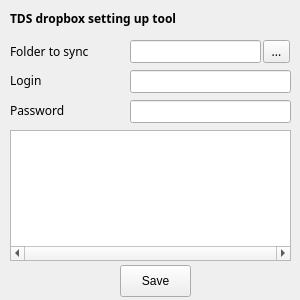
This is letssync.ui in RomiC/rsync-gui as Qt 5 draws it before an edit. The edited form follows.
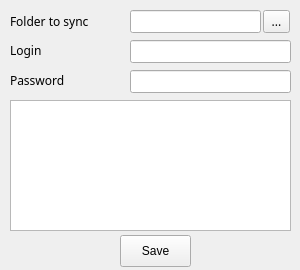
This is the edited form.

Commit message: Rename GUI items; Added validation; Added shell-script calling.

```diff
--- a/letssync.ui
+++ b/letssync.ui
@@ -7,7 +7,7 @@
     <x>0</x>
     <y>0</y>
     <width>300</width>
-    <height>300</height>
+    <height>270</height>
    </rect>
   </property>
   <property name="font">
@@ -23,7 +23,7 @@
     <property name="geometry">
      <rect>
       <x>120</x>
-      <y>265</y>
+      <y>235</y>
       <width>71</width>
       <height>32</height>
      </rect>
@@ -41,7 +41,7 @@
     <property name="geometry">
      <rect>
       <x>130</x>
-      <y>40</y>
+      <y>10</y>
       <width>131</width>
       <height>23</height>
      </rect>
@@ -51,7 +51,7 @@
     <property name="geometry">
      <rect>
       <x>263</x>
-      <y>40</y>
+      <y>10</y>
       <width>27</width>
       <height>23</height>
      </rect>
@@ -73,26 +73,7 @@
     <property name="geometry">
      <rect>
       <x>10</x>
-      <y>10</y>
-      <width>211</width>
-      <height>16</height>
-     </rect>
-    </property>
-    <property name="font">
-     <font>
-      <weight>75</weight>
-      <bold>true</bold>
-     </font>
-    </property>
-    <property name="text">
-     <string>TDS dropbox setting up tool</string>
-    </property>
-   </widget>
-   <widget class="QLabel" name="label_2">
-    <property name="geometry">
-     <rect>
-      <x>10</x>
-      <y>43</y>
+      <y>13</y>
       <width>101</width>
       <height>16</height>
      </rect>
@@ -101,7 +82,17 @@
      <string>Folder to sync</string>
     </property>
    </widget>
-   <widget class="QLineEdit" name="lineEdit_2">
+   <widget class="QLineEdit" name="inputLogin">
+    <property name="geometry">
+     <rect>
+      <x>130</x>
+      <y>40</y>
+      <width>161</width>
+      <height>23</height>
+     </rect>
+    </property>
+   </widget>
+   <widget class="QLineEdit" name="inputPassword">
     <property name="geometry">
      <rect>
       <x>130</x>
@@ -111,21 +102,11 @@
      </rect>
     </property>
    </widget>
-   <widget class="QLineEdit" name="lineEdit_3">
-    <property name="geometry">
-     <rect>
-      <x>130</x>
-      <y>100</y>
-      <width>161</width>
-      <height>23</height>
-     </rect>
-    </property>
-   </widget>
-   <widget class="QLabel" name="label_3">
+   <widget class="QLabel" name="labelLogin">
     <property name="geometry">
      <rect>
       <x>10</x>
-      <y>72</y>
+      <y>42</y>
       <width>62</width>
       <height>16</height>
      </rect>
@@ -138,7 +119,7 @@
     <property name="geometry">
      <rect>
       <x>10</x>
-      <y>102</y>
+      <y>72</y>
       <width>62</width>
       <height>16</height>
      </rect>
@@ -147,11 +128,14 @@
      <string>Password</string>
     </property>
    </widget>
-   <widget class="QTextEdit" name="textEdit">
+   <widget class="QPlainTextEdit" name="output">
+    <property name="enabled">
+     <bool>true</bool>
+    </property>
     <property name="geometry">
      <rect>
       <x>10</x>
-      <y>130</y>
+      <y>100</y>
       <width>281</width>
       <height>131</height>
      </rect>
@@ -159,11 +143,14 @@
     <property name="cursor" stdset="0">
      <cursorShape>ForbiddenCursor</cursorShape>
     </property>
-    <property name="verticalScrollBarPolicy">
-     <enum>Qt::ScrollBarAsNeeded</enum>
+    <property name="frameShape">
+     <enum>QFrame::StyledPanel</enum>
     </property>
-    <property name="horizontalScrollBarPolicy">
-     <enum>Qt::ScrollBarAlwaysOn</enum>
+    <property name="readOnly">
+     <bool>true</bool>
+    </property>
+    <property name="plainText">
+     <string notr="true"/>
     </property>
    </widget>
   </widget>
```
Left out of the diff: 14 changed lines with no effect on the pictures. The commit also changes 2 other files.
